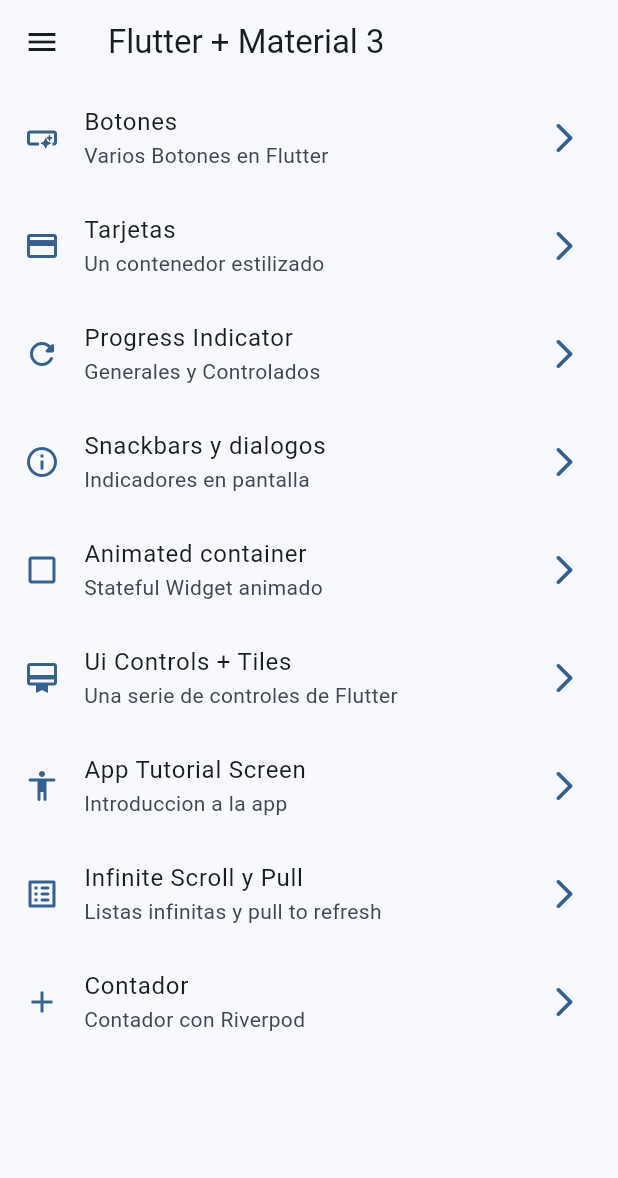
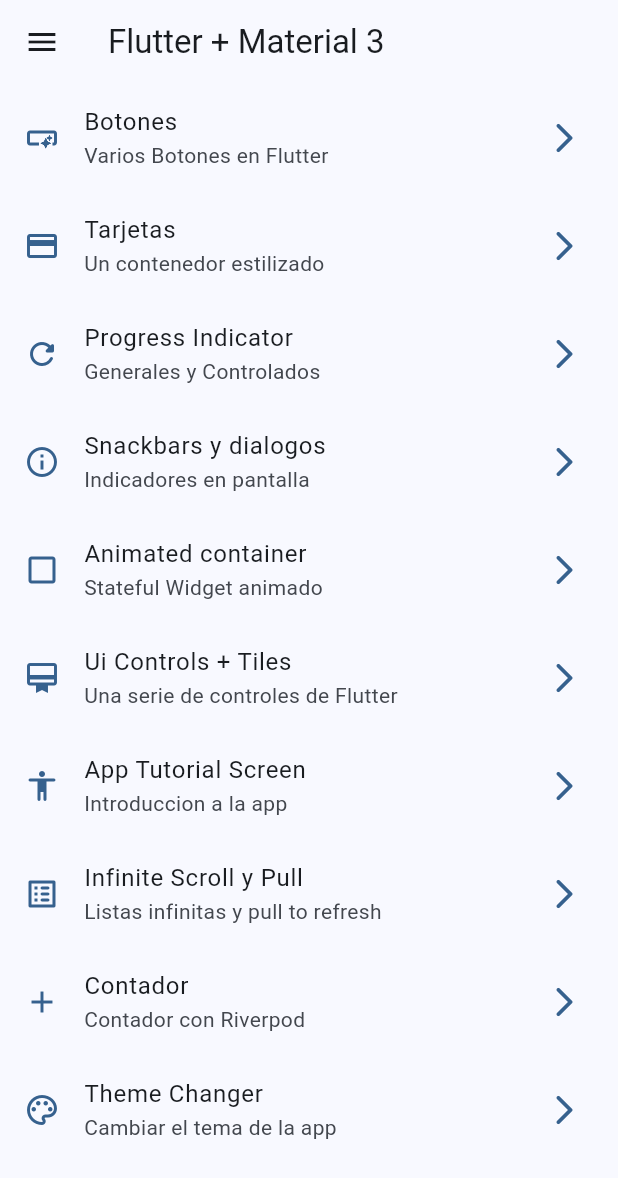
Before and after one commit to rocatoro18/widgetly, a Flutter app: the screen it shows after launch, on a phone screen of 412 x 824 dp. Shown: the top 1178 px of the screen. Run offline on Flutter 3.47's test engine with Material 3 defaults, Android fonts, the phone set to English and light mode, and no system bars; our stand-ins replace animate_do, flutter_riverpod, go_router.

Commit message:
Pantalla Cambio de Colores

```diff
--- a/lib/config/menu/menu_items.dart
+++ b/lib/config/menu/menu_items.dart
@@ -58,5 +58,10 @@ const appMenuItems = <MenuItem>[
       title: 'Contador',
       subTitle: 'Contador con Riverpod',
       link: '/counter',
-      icon: Icons.add)
+      icon: Icons.add),
+  MenuItem(
+      title: 'Theme Changer',
+      subTitle: 'Cambiar el tema de la app',
+      link: '/theme-changer',
+      icon: Icons.color_lens_outlined)
 ];
--- a/lib/config/router/app_router.dart
+++ b/lib/config/router/app_router.dart
@@ -1,6 +1,7 @@
 // GoRouter configuration
 import 'package:go_router/go_router.dart';
 import 'package:widgetly/presentation/screens/counter/counter_screen.dart';
+import 'package:widgetly/presentation/screens/theme_changer/theme_changer_screen.dart';
 
 import '../../presentation/screens/screens.dart';
 
@@ -57,6 +58,11 @@ final appRouter = GoRouter(
       name: CounterScreen.name,
       path: '/counter',
       builder: (context, state) => const CounterScreen(),
+    ),
+    GoRoute(
+      name: ThemeChangerScreen.name,
+      path: '/theme-changer',
+      builder: (context, state) => const ThemeChangerScreen(),
     )
   ],
 );
--- a/lib/config/theme/app_theme.dart
+++ b/lib/config/theme/app_theme.dart
@@ -5,7 +5,9 @@ const colorList = <Color>[
   Colors.blue,
   Colors.red,
   Colors.green,
-  Colors.white
+  Colors.orange,
+  Colors.purple,
+  Colors.grey
 ];
 
 class AppTheme {
--- a/lib/presentation/providers/theme_provider.dart
+++ b/lib/presentation/providers/theme_provider.dart
@@ -1,4 +1,8 @@
 // Estado => isDarkmodeProvider = boolean
 import 'package:flutter_riverpod/flutter_riverpod.dart';
+import 'package:widgetly/config/theme/app_theme.dart';
 
 final isDarkmodeProvider = StateProvider((ref) => false);
+
+// Listado de colores inmutable
+final colorListProvider = Provider((ref) => colorList);
```
Also changed, not shown: lib/presentation/screens/theme_changer/theme_changer_screen.dart (added, +58 -0 lines).
